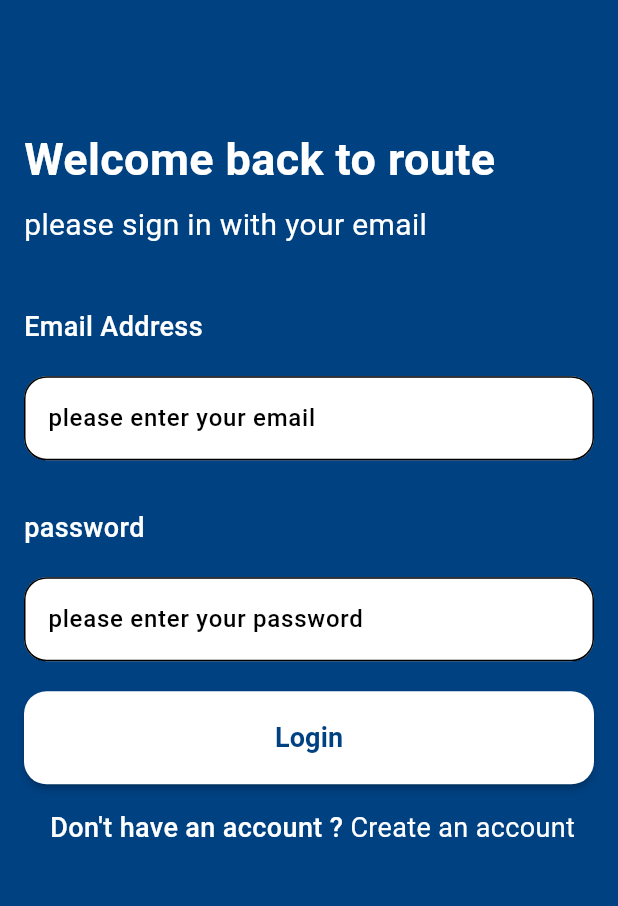
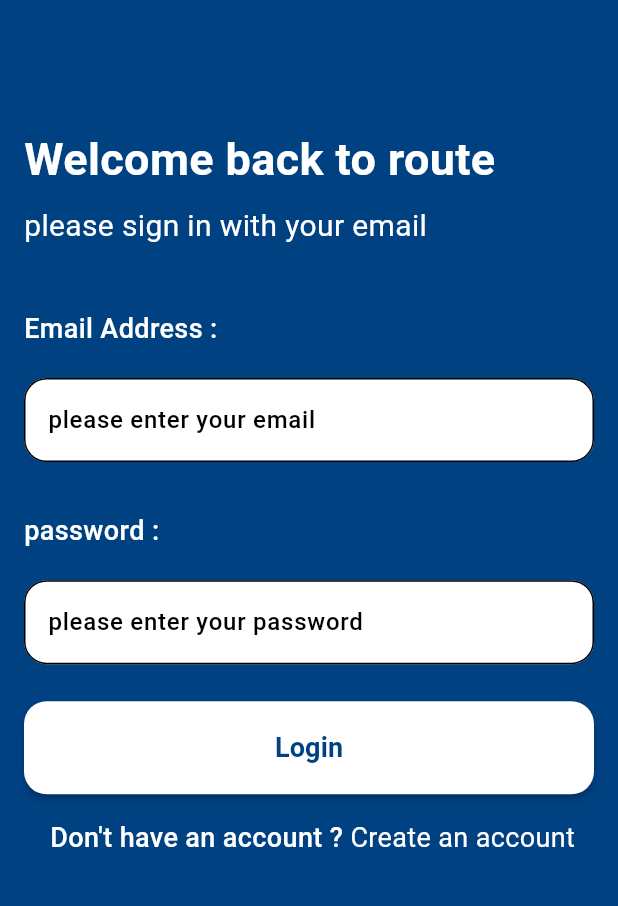
Before and after one commit to abdelrhman20500/flutter_bazaar, a Flutter app: the screen it shows after launch, on a phone screen of 412 x 824 dp, the part 204-1110 px from its top. Run offline on Flutter 3.47's test engine with Material 3 defaults, Android fonts, the phone set to English and light mode, and no system bars.

Commit message:
Apply Media Query In Login Screen

```diff
--- a/lib/Features/Auth_screens/presentation/view/Login/login_screen.dart
+++ b/lib/Features/Auth_screens/presentation/view/Login/login_screen.dart
@@ -14,6 +14,7 @@ class LoginScreen extends StatelessWidget {
 
   @override
   Widget build(BuildContext context) {
+    final height =MediaQuery.of(context).size.height;
     return Scaffold(
       backgroundColor: const Color(0xff004182),
       body: SingleChildScrollView(
@@ -29,13 +30,13 @@ class LoginScreen extends StatelessWidget {
                 const Text("Welcome back to route", style: TextStyle(
                     fontSize: 30, fontWeight: FontWeight.bold, color: Colors.white
                 ),),
-                const SizedBox(height: 8),
+                SizedBox(height: height*0.01),
                 const Text("please sign in with your email", style: TextStyle(
                     fontSize: 20, color: Colors.white
                 ),),
-                const SizedBox(height: 40),
-                const FormLabel(label: "Email Address"),
-                const SizedBox(height: 20),
+                SizedBox(height: height*0.05),
+                const FormLabel(label: "Email Address :"),
+                SizedBox(height: height*0.024),
                 CustomTextFiled(
                     hintText: "please enter your email",
                     controller: emailController,
@@ -46,9 +47,9 @@ class LoginScreen extends StatelessWidget {
                     type: TextInputType.emailAddress,
                     isPassword: false
                 ),
-                const SizedBox(height: 32),
-                const FormLabel(label: "password"),
-                const SizedBox(height: 20),
+                SizedBox(height: height*0.04),
+                const FormLabel(label: "password :"),
+                SizedBox(height: height*0.024),
                 CustomTextFiled(
                     hintText: "please enter your password",
                     controller: passwordController,
@@ -58,11 +59,11 @@ class LoginScreen extends StatelessWidget {
                     type:TextInputType.visiblePassword,
                     isPassword: false
                 ),
-                const SizedBox(height: 20),
+                SizedBox(height: height*0.03),
                 CustomButtonWidget(
                     onPressed: (){},
                     title: "Login"),
-                const SizedBox(height: 16),
+                SizedBox(height: height*0.02),
                 Row(
                   mainAxisAlignment: MainAxisAlignment.center,
                   children: [
```
